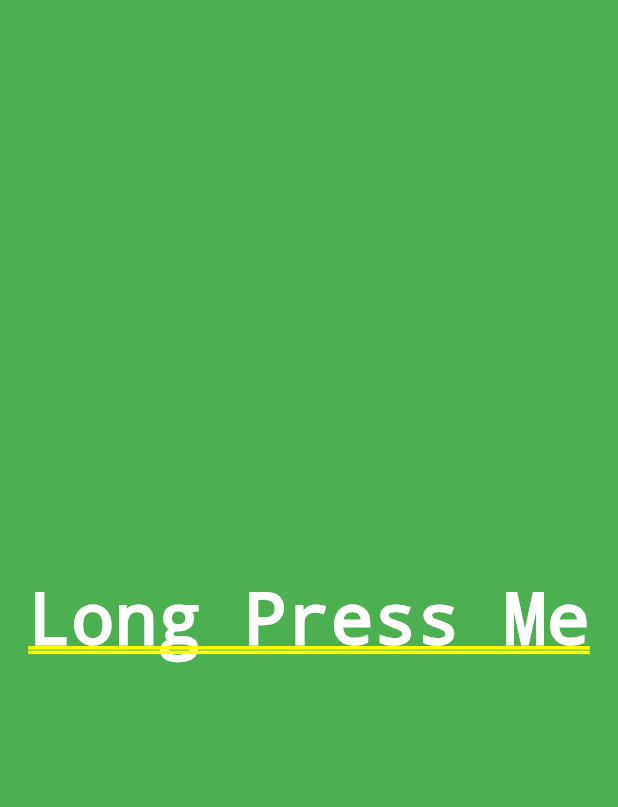
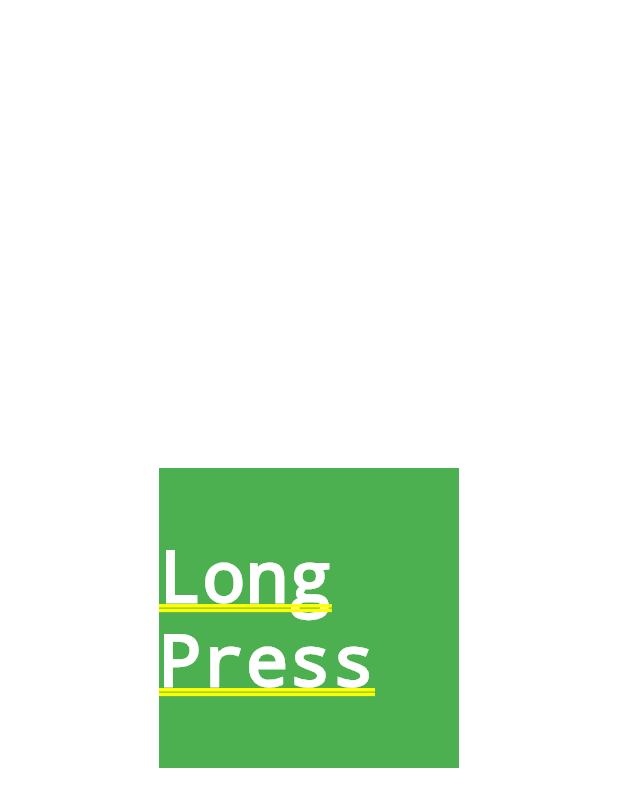
Before and after one commit to wh47/demo_animation, a Flutter app: the ExampleStaggeredAnimations screen opened directly, after a tap on "Container", on a phone screen of 412 x 824 dp. Shown: the top 807 px of the screen. Run offline on Flutter 3.47's test engine with Material 3 defaults, Android fonts, the phone set to English and light mode, and no system bars; our stand-ins replace animate_do, animated_text_kit, iconly, sizer, vibration.

Commit message:
fixed the issue in the container

```diff
--- a/lib/pages/container.dart
+++ b/lib/pages/container.dart
@@ -32,7 +32,8 @@ class _LongPressContainerState extends State<LongPressContainer>
 
   @override
   Widget build(BuildContext context) {
-    return GestureDetector(
+    return Center(
+      child: GestureDetector(
         onLongPressStart: (details) {
           setState(() {
             _isPressed = true;
@@ -51,8 +52,9 @@ class _LongPressContainerState extends State<LongPressContainer>
           color: _isPressed ? Colors.blue : Colors.green,
           child: const Center(
             child: Text(
-            'Long Press Me',
+              'Long Press',
               style: TextStyle(color: Colors.white),
+            ),
           ),
         ),
       ),
```
Lines whose indentation alone changed are shown as unchanged.
